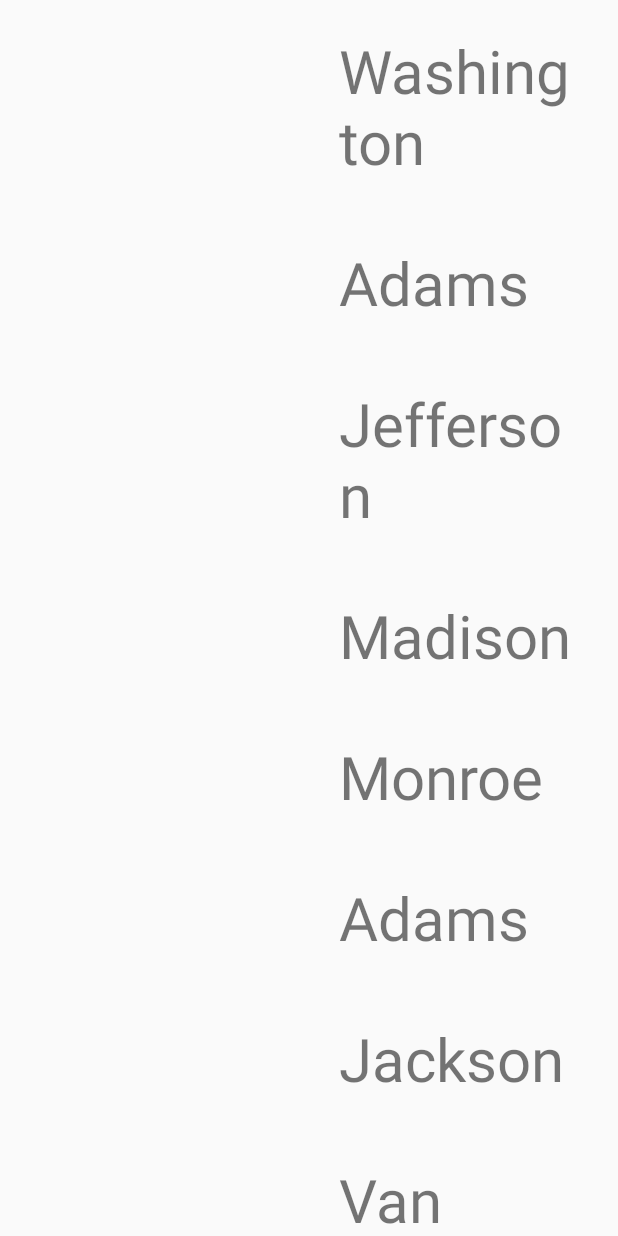
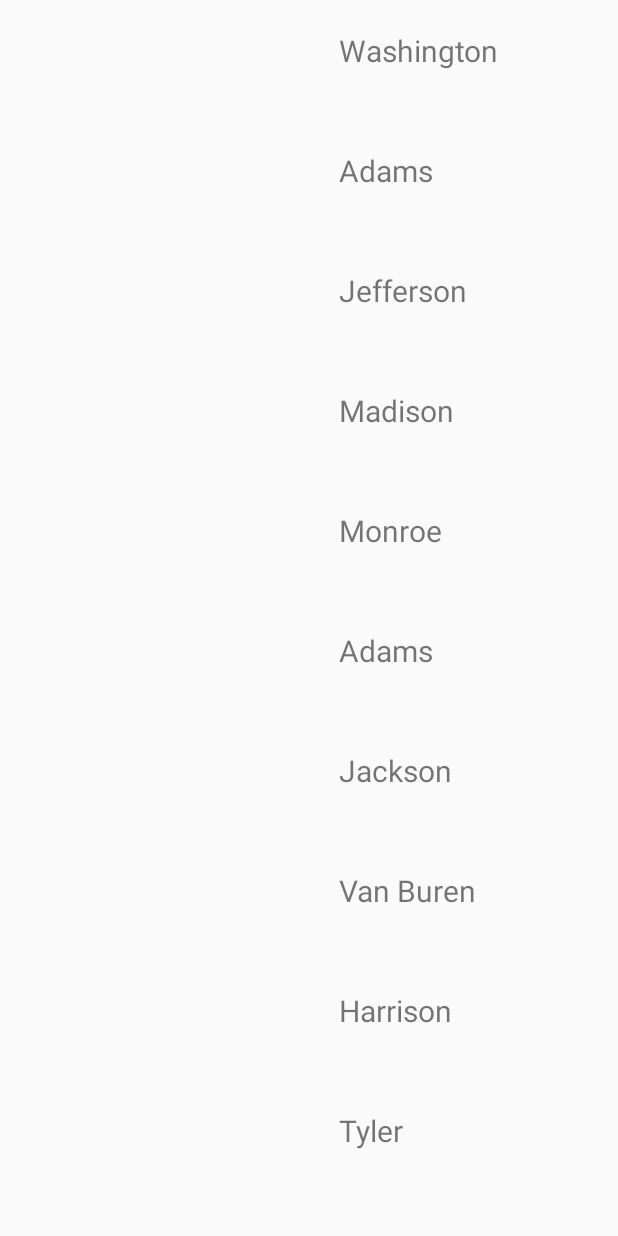
Before and after one commit to patriciali/sandbox_android, an Android app: the screen it shows after launch (HelloActivity), on a phone screen of 412 x 824 dp. Run offline under Robolectric (Android 15) with nearby library versions, the phone set to English and light mode, and no system bars.

Commit message:
make text more manageable on phone

```diff
--- a/app/src/main/res/layout/recyclerview_item.xml
+++ b/app/src/main/res/layout/recyclerview_item.xml
@@ -3,6 +3,6 @@
     xmlns:android="http://schemas.android.com/apk/res/android"
     android:id="@+id/text_view"
     android:layout_width="match_parent"
-    android:layout_height="wrap_content"
-    android:textSize="40sp"
+    android:layout_height="80dip"
+    android:textSize="20sp"
     android:padding="20dip"/>
```
